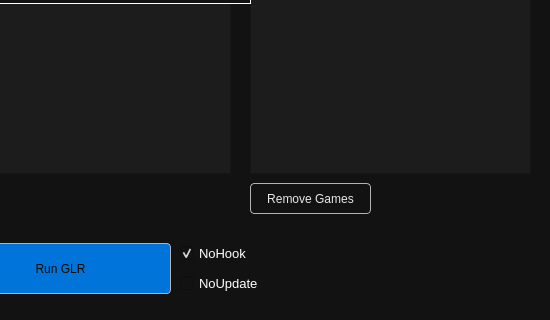
First picture: the form in Qt/gui.ui, repository ImaniiTy/GreenLuma-Reborn-Manager, before the edit; both pictures show x 570 to 1120 and y 427 to 747 of the 1120 by 747 pixel window.
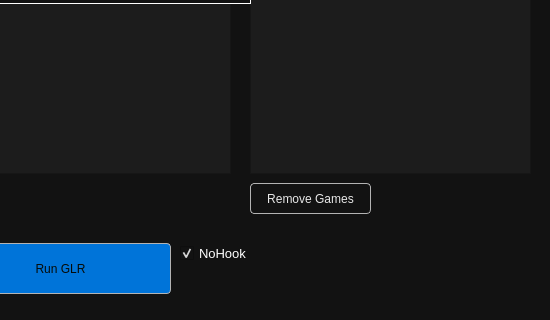
Second picture: the form after the edit. Icons and pictures are not drawn.

The edit to the form file:
```diff
--- a/Qt/gui.ui
+++ b/Qt/gui.ui
@@ -647,24 +647,6 @@
      <string>Run GLR</string>
     </property>
    </widget>
-   <widget class="QCheckBox" name="no_update_checkbox">
-    <property name="geometry">
-     <rect>
-      <x>750</x>
-      <y>700</y>
-      <width>121</width>
-      <height>21</height>
-     </rect>
-    </property>
-    <property name="font">
-     <font>
-      <pointsize>10</pointsize>
-     </font>
-    </property>
-    <property name="text">
-     <string>NoUpdate</string>
-    </property>
-   </widget>
    <widget class="QWidget" name="generic_popup" native="true">
     <property name="enabled">
      <bool>false</bool>
```
Left out of the diff: 1 changed line with no effect on the pictures.
